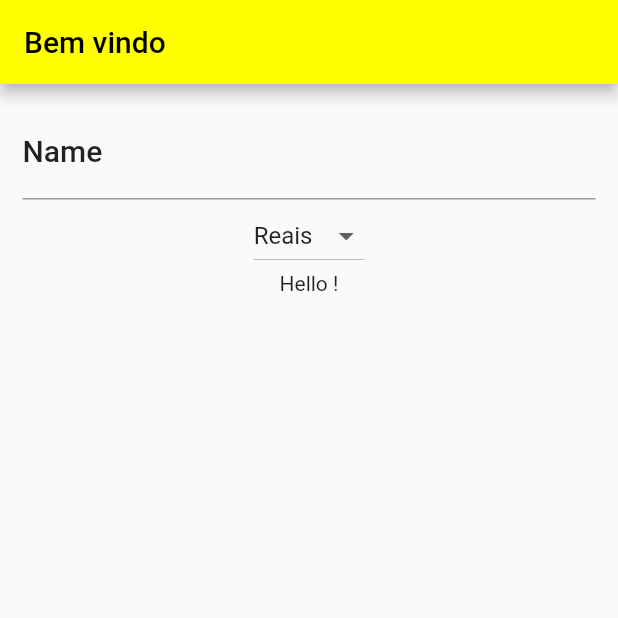
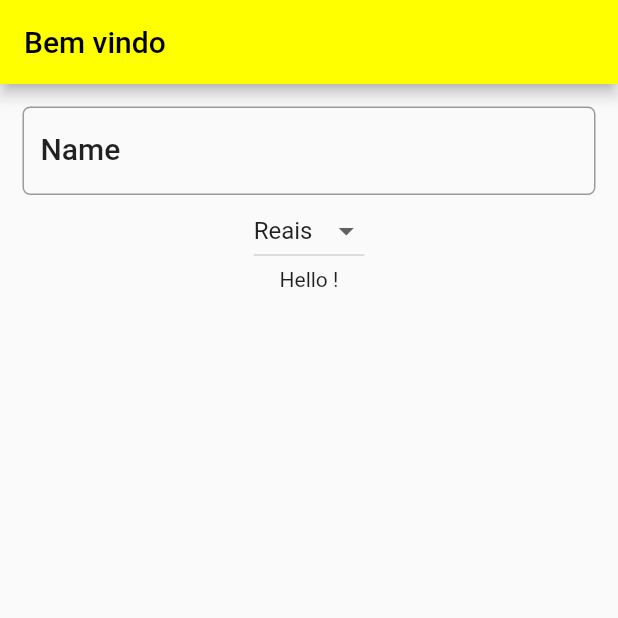
Before and after one commit to raloliver/flupg, a Flutter app: the screen it shows after launch, on a phone screen of 412 x 824 dp, the top half of it. Run offline on Flutter 3.47's test engine with Material 2 defaults, Android fonts, the phone set to English and light mode, and no system bars.

Commit message:
OutlineInputBorder

```diff
--- a/lib/main.dart
+++ b/lib/main.dart
@@ -43,7 +43,13 @@ class _HelloYouState extends State<HelloYou> {
           children: <Widget>[
             TextField(
               decoration: InputDecoration(
-                  hintText: 'Please, insert your name', labelText: 'Name', labelStyle: textStyle),
+                hintText: 'Please, insert your name',
+                labelText: 'Name',
+                labelStyle: textStyle,
+                border: OutlineInputBorder(
+                  borderRadius: BorderRadius.circular(5.0),
+                ),
+              ),
               onChanged: (String string) {
                 setState(() {
                   name = string;
```
